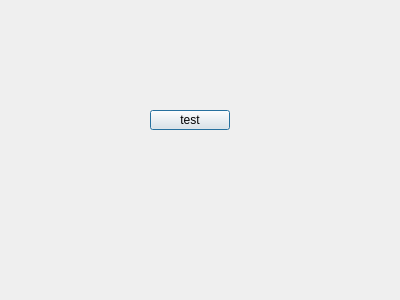
Above: QtScrcpy/dialog.ui from YunLambert/yun_qtscrcpy before the change. Below: the same form after it.
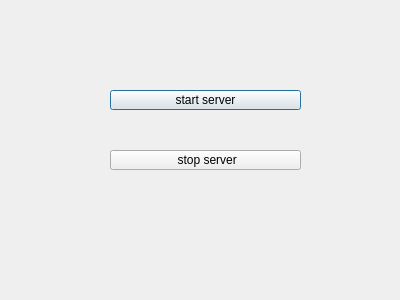
That is the form after the change.

Commit message: server module done

The edit to the form file:
```diff
--- a/QtScrcpy/dialog.ui
+++ b/QtScrcpy/dialog.ui
@@ -16,14 +16,27 @@
   <widget class="QPushButton" name="pushButton">
    <property name="geometry">
     <rect>
-     <x>150</x>
-     <y>110</y>
-     <width>80</width>
+     <x>110</x>
+     <y>90</y>
+     <width>191</width>
      <height>20</height>
     </rect>
    </property>
    <property name="text">
-    <string>test</string>
+    <string>start server</string>
+   </property>
+  </widget>
+  <widget class="QPushButton" name="pushButton_2">
+   <property name="geometry">
+    <rect>
+     <x>110</x>
+     <y>150</y>
+     <width>191</width>
+     <height>20</height>
+    </rect>
+   </property>
+   <property name="text">
+    <string> stop server</string>
    </property>
   </widget>
  </widget>
```
The commit also changes 6 other files.
